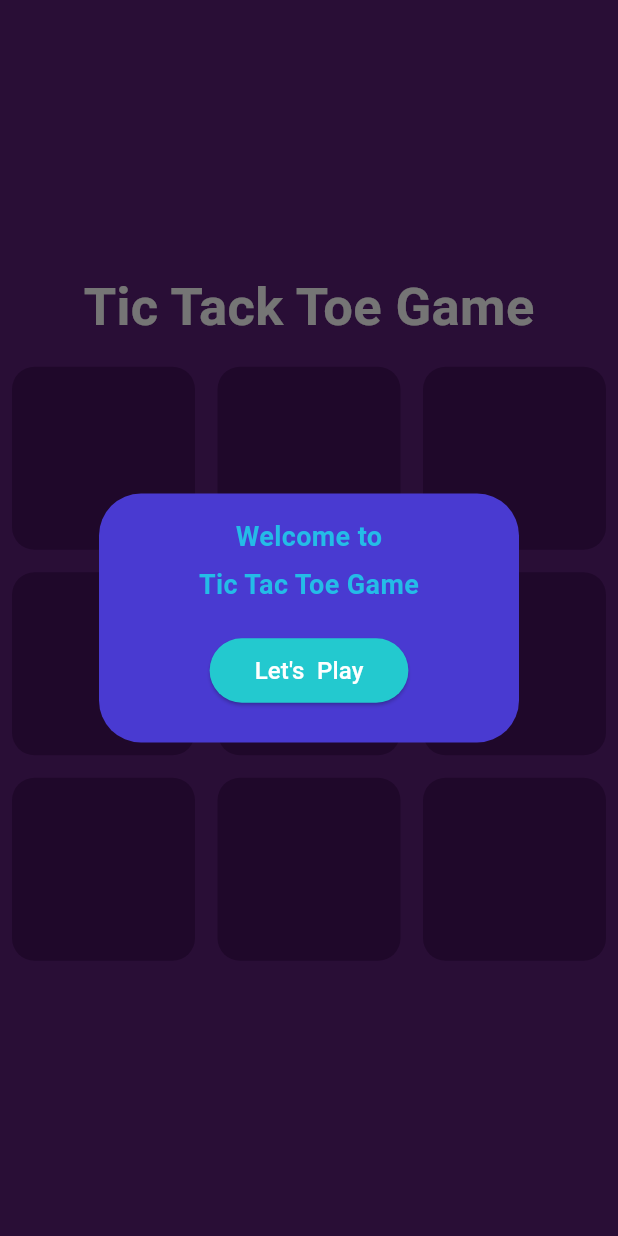
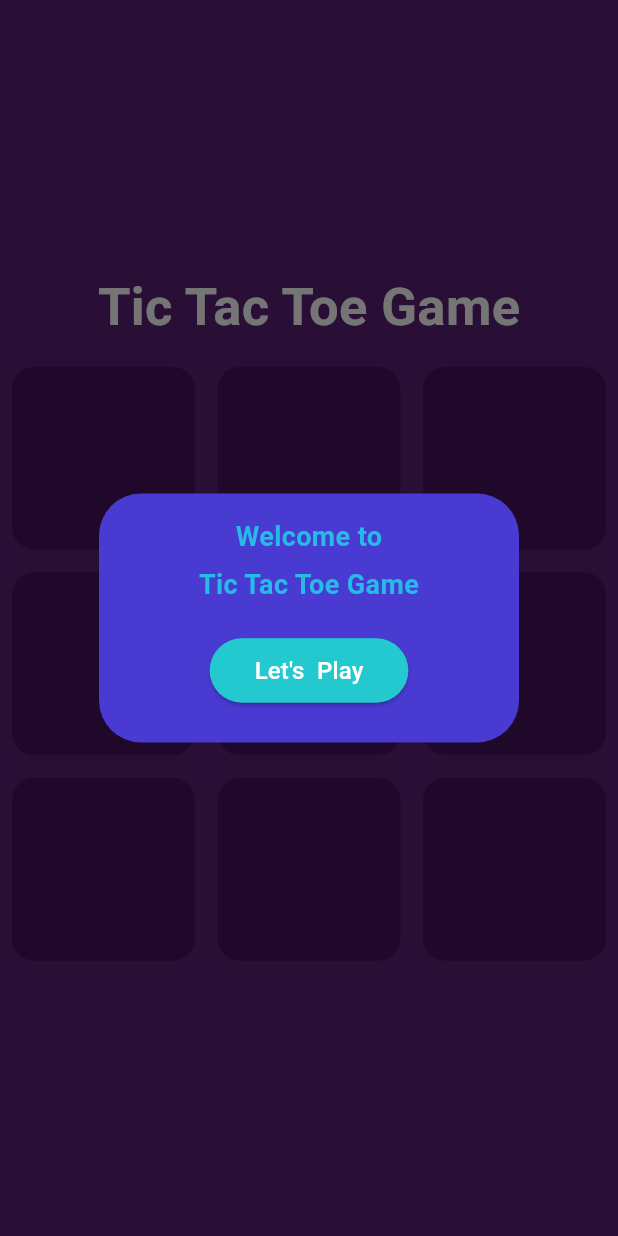
Before and after one commit to mdtaosifhossain3/flutter-tic-tac-toe-app, a Flutter app: the screen it shows after launch, on a phone screen of 412 x 824 dp. Run offline on Flutter 3.47's test engine with Material 3 defaults, Android fonts, the phone set to English and light mode, and no system bars.

Commit message:
Update game_screen.dart

```diff
--- a/lib/game_screen.dart
+++ b/lib/game_screen.dart
@@ -43,7 +43,7 @@ class _GameScreenState extends State<GameScreen> {
                 crossAxisAlignment: CrossAxisAlignment.center,
                 children: [
                   const Text(
-                    "Tic Tack Toe Game",
+                    "Tic Tac Toe Game",
                     style: TextStyle(
                         color: Colors.white,
                         fontWeight: FontWeight.bold,
```
